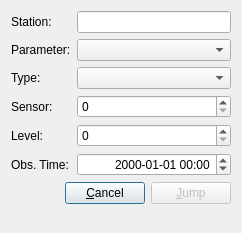
This is src/hqc/jumptoobservation.ui in metno/kvhqc as Qt 5 draws it before an edit. The edited form follows.
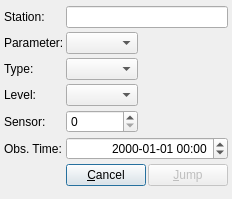
This is the edited form. Custom widgets are drawn as their Qt base class.

Commit message: use SensorChooser in JumpToObservation

Patch:
```diff
--- a/src/hqc/jumptoobservation.ui
+++ b/src/hqc/jumptoobservation.ui
@@ -6,14 +6,20 @@
    <rect>
     <x>0</x>
     <y>0</y>
-    <width>242</width>
-    <height>233</height>
+    <width>232</width>
+    <height>199</height>
    </rect>
   </property>
   <property name="windowTitle">
    <string>Jump to Observation</string>
   </property>
-  <layout class="QFormLayout" name="formLayout">
+  <layout class="QGridLayout" name="gridLayout">
+   <property name="margin">
+    <number>4</number>
+   </property>
+   <property name="spacing">
+    <number>2</number>
+   </property>
    <item row="0" column="0">
     <widget class="QLabel" name="labelStation">
      <property name="text">
@@ -24,7 +30,7 @@
      </property>
     </widget>
    </item>
-   <item row="0" column="1">
+   <item row="0" column="1" colspan="2">
     <widget class="QLineEdit" name="textStation"/>
    </item>
    <item row="1" column="0">
@@ -40,6 +46,19 @@
    <item row="1" column="1">
     <widget class="QComboBox" name="comboParam"/>
    </item>
+   <item row="1" column="2">
+    <spacer name="horizontalSpacer_2">
+     <property name="orientation">
+      <enum>Qt::Horizontal</enum>
+     </property>
+     <property name="sizeHint" stdset="0">
+      <size>
+       <width>73</width>
+       <height>20</height>
+      </size>
+     </property>
+    </spacer>
+   </item>
    <item row="2" column="0">
     <widget class="QLabel" name="labelType">
      <property name="text">
@@ -54,25 +73,28 @@
     <widget class="QComboBox" name="comboType"/>
    </item>
    <item row="3" column="0">
-    <widget class="QLabel" name="labelSensor">
-     <property name="text">
-      <string>Sensor:</string>
-     </property>
-     <property name="buddy">
-      <cstring>spinSensor</cstring>
-     </property>
-    </widget>
-   </item>
-   <item row="4" column="0">
     <widget class="QLabel" name="labelLevel">
      <property name="text">
       <string>Level:</string>
      </property>
+    </widget>
+   </item>
+   <item row="3" column="1">
+    <widget class="QComboBox" name="comboLevel"/>
+   </item>
+   <item row="4" column="0">
+    <widget class="QLabel" name="labelSensor">
+     <property name="text">
+      <string>Sensor:</string>
+     </property>
      <property name="buddy">
       <cstring>spinLevel</cstring>
      </property>
     </widget>
    </item>
+   <item row="4" column="1">
+    <widget class="QSpinBox" name="spinSensorNr"/>
+   </item>
    <item row="5" column="0">
     <widget class="QLabel" name="labelObsTime">
      <property name="text">
@@ -83,7 +105,7 @@
      </property>
     </widget>
    </item>
-   <item row="5" column="1">
+   <item row="5" column="1" colspan="2">
     <widget class="MiDateTimeEdit" name="editObsTime">
      <property name="alignment">
       <set>Qt::AlignRight|Qt::AlignTrailing|Qt::AlignVCenter</set>
@@ -96,7 +118,7 @@
      </property>
     </widget>
    </item>
-   <item row="6" column="0" colspan="2">
+   <item row="6" column="0" colspan="3">
     <layout class="QHBoxLayout" name="horizontalLayout_3">
      <item>
       <spacer name="horizontalSpacer">
@@ -130,12 +152,6 @@
      </item>
     </layout>
    </item>
-   <item row="3" column="1">
-    <widget class="QSpinBox" name="spinSensor"/>
-   </item>
-   <item row="4" column="1">
-    <widget class="QSpinBox" name="spinLevel"/>
-   </item>
   </layout>
   <zorder>textStation</zorder>
   <zorder>labelParam</zorder>
```
Left out of the diff: 55 changed lines with no effect on the pictures. The commit also changes 8 other files.
